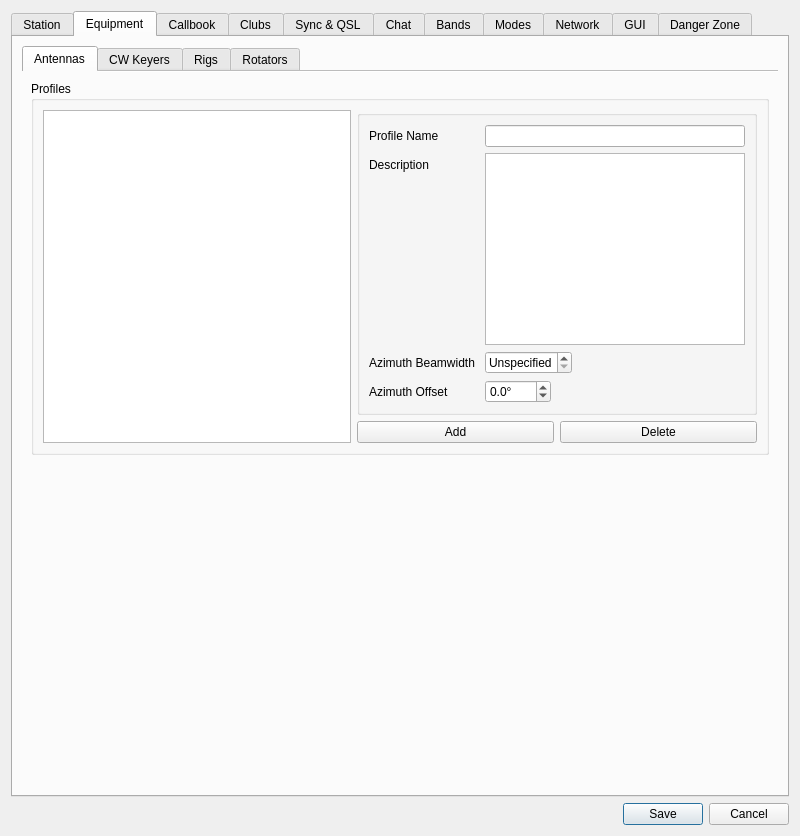
aa5sh/QLog, file ui/SettingsDialog.ui: the form before one commit.
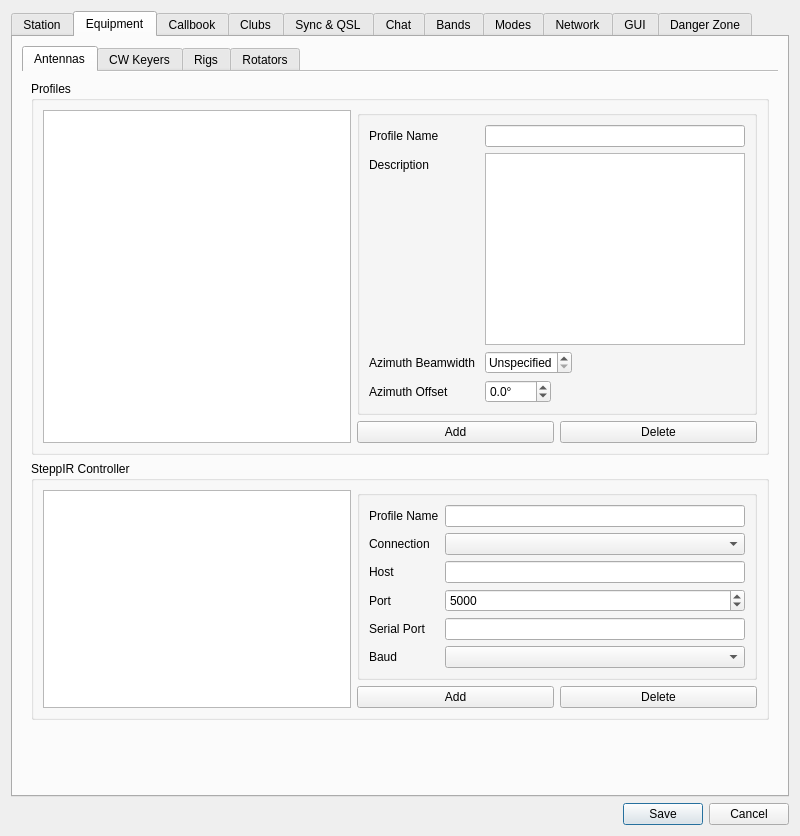
The form after the commit. The open tabs and pages were chosen to show the change. Icons and pictures are not drawn. Custom widgets are drawn as their Qt base class.

Commit message: Add SteppIR antenna controller

```diff
--- a/ui/SettingsDialog.ui
+++ b/ui/SettingsDialog.ui
@@ -589,6 +589,130 @@
                </widget>
               </item>
              </layout>
+           </widget>
+          </item>
+           <item>
+            <widget class="QGroupBox" name="steppirGroup">
+             <property name="title">
+              <string>SteppIR Controller</string>
+             </property>
+             <layout class="QGridLayout" name="steppirGridLayout">
+              <item row="0" column="0" rowspan="2">
+               <widget class="QListView" name="steppirProfilesListView">
+                <property name="focusPolicy">
+                 <enum>Qt::NoFocus</enum>
+                </property>
+                <property name="contextMenuPolicy">
+                 <enum>Qt::NoContextMenu</enum>
+                </property>
+                <property name="toolTip">
+                 <string>List of all available SteppIR controller profiles</string>
+                </property>
+                <property name="editTriggers">
+                 <set>QAbstractItemView::NoEditTriggers</set>
+                </property>
+               </widget>
+              </item>
+              <item row="0" column="1" colspan="2">
+               <widget class="QGroupBox" name="steppirProfileGroup">
+                <property name="minimumSize">
+                 <size>
+                  <width>400</width>
+                  <height>0</height>
+                 </size>
+                </property>
+                <property name="title">
+                 <string/>
+                </property>
+                <layout class="QFormLayout" name="steppirFormLayout">
+                 <item row="0" column="0">
+                  <widget class="QLabel" name="steppirProfileNameLabel">
+                   <property name="text">
+                    <string>Profile Name</string>
+                   </property>
+                  </widget>
+                 </item>
+                 <item row="0" column="1">
+                  <widget class="QLineEdit" name="steppirProfileNameEdit"/>
+                 </item>
+                 <item row="1" column="0">
+                  <widget class="QLabel" name="steppirConnectionTypeLabel">
+                   <property name="text">
+                    <string>Connection</string>
+                   </property>
+                  </widget>
+                 </item>
+                 <item row="1" column="1">
+                  <widget class="QComboBox" name="steppirConnectionTypeCombo"/>
+                 </item>
+                 <item row="2" column="0">
+                  <widget class="QLabel" name="steppirHostLabel">
+                   <property name="text">
+                    <string>Host</string>
+                   </property>
+                  </widget>
+                 </item>
+                 <item row="2" column="1">
+                  <widget class="QLineEdit" name="steppirHostEdit"/>
+                 </item>
+                 <item row="3" column="0">
+                  <widget class="QLabel" name="steppirPortLabel">
+                   <property name="text">
+                    <string>Port</string>
+                   </property>
+                  </widget>
+                 </item>
+                 <item row="3" column="1">
+                  <widget class="QSpinBox" name="steppirPortSpin">
+                   <property name="minimum">
+                    <number>1</number>
+                   </property>
+                   <property name="maximum">
+                    <number>65535</number>
+                   </property>
+                   <property name="value">
+                    <number>5000</number>
+                   </property>
+                  </widget>
+                 </item>
+                 <item row="4" column="0">
+                  <widget class="QLabel" name="steppirSerialPortLabel">
+                   <property name="text">
+                    <string>Serial Port</string>
+                   </property>
+                  </widget>
+                 </item>
+                 <item row="4" column="1">
+                  <widget class="QLineEdit" name="steppirSerialPortEdit"/>
+                 </item>
+                 <item row="5" column="0">
+                  <widget class="QLabel" name="steppirBaudLabel">
+                   <property name="text">
+                    <string>Baud</string>
+                   </property>
+                  </widget>
+                 </item>
+                 <item row="5" column="1">
+                  <widget class="QComboBox" name="steppirBaudCombo"/>
+                 </item>
+                </layout>
+               </widget>
+              </item>
+              <item row="1" column="1">
+               <widget class="QPushButton" name="steppirAddProfileButton">
+                <property name="text">
+                 <string>Add</string>
+                </property>
+               </widget>
+              </item>
+              <item row="1" column="2">
+               <widget class="QPushButton" name="steppirDelProfileButton">
+                <property name="text">
+                 <string>Delete</string>
+                </property>
+               </widget>
+              </item>
+             </layout>
             </widget>
            </item>
            <item>
```
The commit also changes 16 other files.
